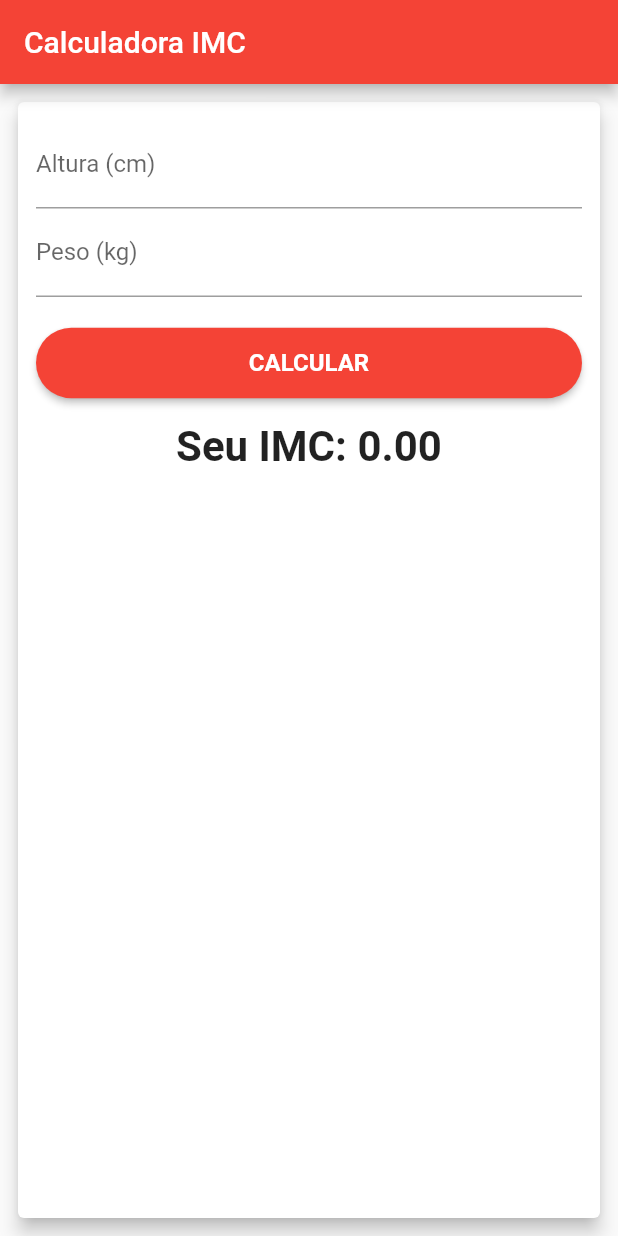
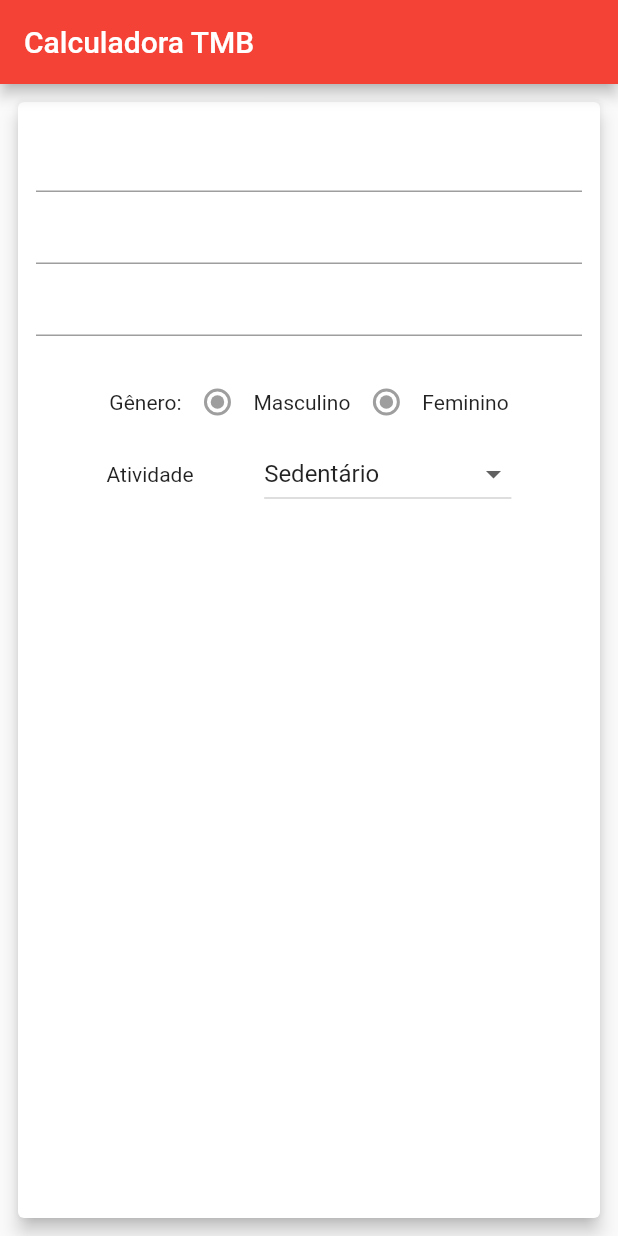
Before and after one commit to antoniofern/FatExit, a Flutter app: the screen it shows after launch, on a phone screen of 412 x 824 dp. Run offline on Flutter 3.47's test engine with Material 2 defaults, Android fonts, the phone set to English and light mode, and no system bars.

Commit message:
:sparkles: add bmr calculator screen

```diff
--- a/lib/main.dart
+++ b/lib/main.dart
@@ -1,5 +1,6 @@
 import 'package:flutter/material.dart';
 
+import './screens/bmr_calculator_screen.dart';
 import './screens/calculator_screen.dart';
 import './screens/splash_screen.dart';
 
@@ -14,13 +15,14 @@ class MyApp extends StatelessWidget {
     return MaterialApp(
       title: 'Flutter Demo',
       theme: ThemeData(
-        primaryColor: Colors.red,
+        primarySwatch: Colors.red,
         accentColor: Colors.yellow,
         visualDensity: VisualDensity.adaptivePlatformDensity,
       ),
       home: SplashScreen(),
       routes: {
         CalculatorScreen.routeName: (ctx) => CalculatorScreen(),
+        BmrCalculatorScreen.routeName: (ctx) => BmrCalculatorScreen(),
       },
     );
   }
--- /dev/null
+++ b/lib/screens/bmr_calculator_screen.dart
@@ -0,0 +1,79 @@
+import 'package:flutter/material.dart';
+
+class BmrCalculatorScreen extends StatefulWidget {
+  static const routeName = '/bmr-calculator';
+
+  @override
+  _BmrCalculatorScreenState createState() => _BmrCalculatorScreenState();
+}
+
+class _BmrCalculatorScreenState extends State<BmrCalculatorScreen> {
+  String dropdownValue = 'Sedentário';
+
+  @override
+  Widget build(BuildContext context) {
+    print(dropdownValue);
+    return Scaffold(
+      appBar: AppBar(
+        title: Text('Calculadora TMB'),
+      ),
+      body: Center(
+        child: Padding(
+          padding: EdgeInsets.all(8.0),
+          child: Form(
+            child: Card(
+              elevation: 5,
+              child: Padding(
+                padding: EdgeInsets.all(12.0),
+                child: Column(
+                  children: [
+                    TextFormField(),
+                    TextFormField(),
+                    TextFormField(),
+                    SizedBox(height: 20),
+                    Row(
+                      mainAxisAlignment: MainAxisAlignment.center,
+                      children: [
+                        Text('Gênero:'),
+                        Radio(value: null, groupValue: null, onChanged: null),
+                        Text('Masculino'),
+                        Radio(value: null, groupValue: null, onChanged: null),
+                        Text('Feminino'),
+                      ],
+                    ),
+                    Row(
+                      mainAxisAlignment: MainAxisAlignment.spaceEvenly,
+                      children: [
+                        Text('Atividade'),
+                        DropdownButton<String>(
+                          value: dropdownValue,
+                          onChanged: (String newValue) {
+                            setState(() {
+                              dropdownValue = newValue;
+                            });
+                          },
+                          items: <String>[
+                            'Sedentário',
+                            'Exercício Leve',
+                            'Exercício Moderado',
+                            'Exercício Pesado',
+                            'Atleta'
+                          ].map<DropdownMenuItem<String>>((String value) {
+                            return DropdownMenuItem<String>(
+                              value: value,
+                              child: Text(value),
+                            );
+                          }).toList(),
+                        )
+                      ],
+                    ),
+                  ],
+                ),
+              ),
+            ),
+          ),
+        ),
+      ),
+    );
+  }
+}
--- a/lib/screens/splash_screen.dart
+++ b/lib/screens/splash_screen.dart
@@ -1,5 +1,6 @@
 import 'dart:async';
-import './calculator_screen.dart';
+
+import './bmr_calculator_screen.dart';
 import 'package:flutter/material.dart';
 
 class SplashScreen extends StatefulWidget {
@@ -12,7 +13,7 @@ class _SplashScreenState extends State<SplashScreen> {
   void initState() {
     super.initState();
     Timer(Duration(seconds: 3), () {
-      Navigator.of(context).pushReplacementNamed(CalculatorScreen.routeName);
+      Navigator.of(context).pushReplacementNamed(BmrCalculatorScreen.routeName);
     });
   }
 
```
